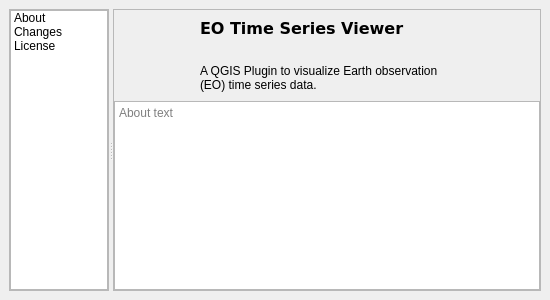
Qt form timeseriesviewer/ui/aboutdialog.ui (jakimowb/eo-time-series-viewer) before a commit.
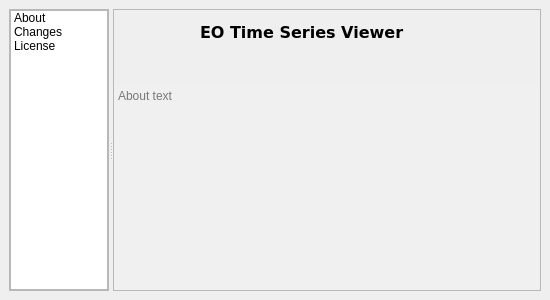
The same form after that commit. Icons and pictures are not drawn.

Commit message: ABOUT.html for About dialog, ABOUT_Plugin.html for Plugin description text

The edit to the form file:
```diff
--- a/timeseriesviewer/ui/aboutdialog.ui
+++ b/timeseriesviewer/ui/aboutdialog.ui
@@ -317,16 +317,6 @@
                   </property>
                  </widget>
                 </item>
-                <item>
-                 <widget class="QLabel" name="labelVersion_2">
-                  <property name="text">
-                   <string>A QGIS Plugin to visualize Earth observation (EO) time series data.</string>
-                  </property>
-                  <property name="wordWrap">
-                   <bool>true</bool>
-                  </property>
-                 </widget>
-                </item>
                </layout>
               </widget>
              </item>
@@ -368,6 +358,12 @@
            </item>
            <item>
             <widget class="QTextBrowser" name="tbAbout">
+             <property name="styleSheet">
+              <string notr="true">background-color: rgb(240, 240, 240);</string>
+             </property>
+             <property name="frameShape">
+              <enum>QFrame::NoFrame</enum>
+             </property>
              <property name="sizeAdjustPolicy">
               <enum>QAbstractScrollArea::AdjustToContents</enum>
              </property>
@@ -377,6 +373,13 @@
              <property name="readOnly">
               <bool>true</bool>
              </property>
+             <property name="html">
+              <string>&lt;!DOCTYPE HTML PUBLIC &quot;-//W3C//DTD HTML 4.0//EN&quot; &quot;http://www.w3.org/TR/REC-html40/strict.dtd&quot;&gt;
+&lt;html&gt;&lt;head&gt;&lt;meta name=&quot;qrichtext&quot; content=&quot;1&quot; /&gt;&lt;style type=&quot;text/css&quot;&gt;
+p, li { white-space: pre-wrap; }
+&lt;/style&gt;&lt;/head&gt;&lt;body style=&quot; font-family:'MS Shell Dlg 2'; font-size:8.25pt; font-weight:400; font-style:normal;&quot;&gt;
+&lt;p style=&quot;-qt-paragraph-type:empty; margin-top:0px; margin-bottom:0px; margin-left:0px; margin-right:0px; -qt-block-indent:0; text-indent:0px;&quot;&gt;&lt;br /&gt;&lt;/p&gt;&lt;/body&gt;&lt;/html&gt;</string>
+             </property>
              <property name="placeholderText">
               <string>About text</string>
              </property>
```
The commit also changes 9 other files.
